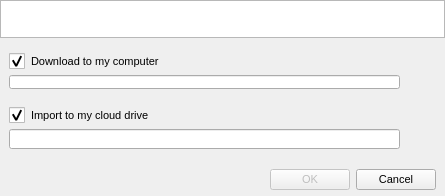
Qt form Source/MEGASync/gui/ImportMegaLinksDialog.ui (meganz/MEGAsync) before a commit.
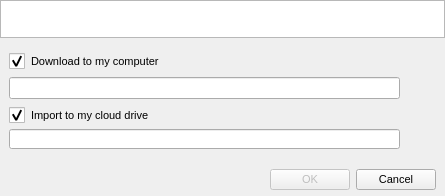
The same form after that commit. Icons and pictures are not drawn.

```diff
--- a/Source/MEGASync/gui/ImportMegaLinksDialog.ui
+++ b/Source/MEGASync/gui/ImportMegaLinksDialog.ui
@@ -157,7 +157,7 @@
           <number>6</number>
          </property>
          <property name="bottomMargin">
-          <number>12</number>
+          <number>0</number>
          </property>
          <item>
           <widget class="QLineEdit" name="eLocalFolder">
```
Left out of the diff: 11 changed lines with no effect on the pictures.
